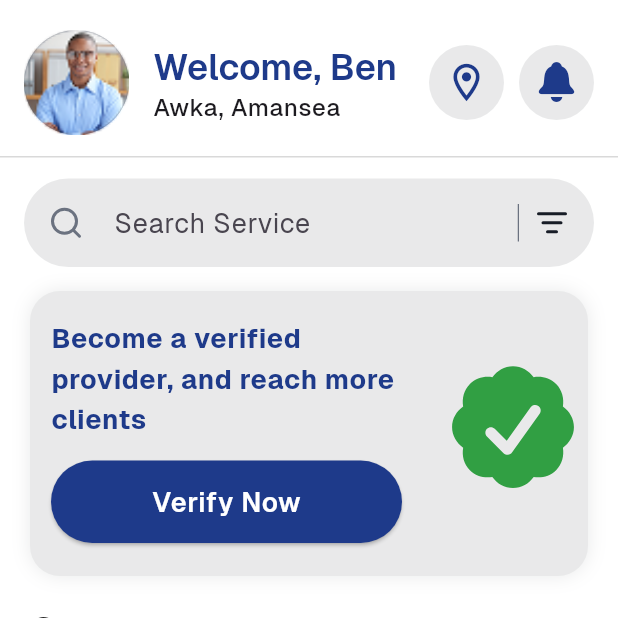
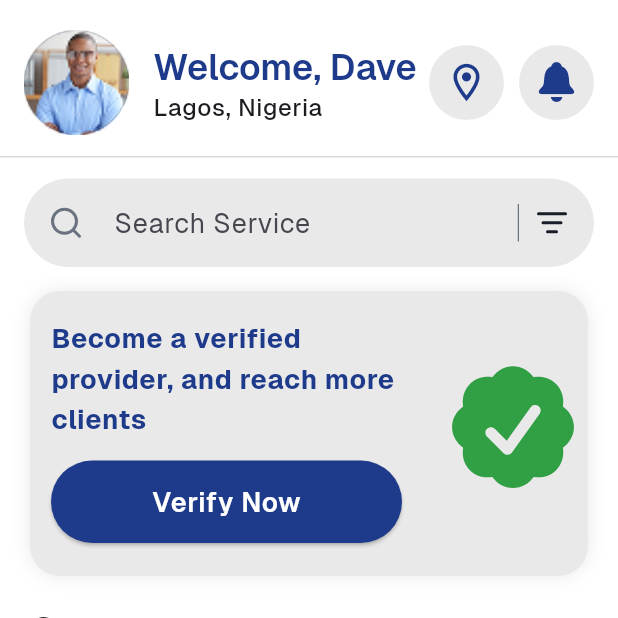
Before and after one commit to umeh-promise/trust_services_app, a Flutter app: the DashboardTabs screen opened directly, on a phone screen of 412 x 824 dp, the top half of it. Run offline on Flutter 3.47's test engine with Material 3 defaults, Android fonts, the phone set to English and light mode, and no system bars; our stand-ins replace equatable, flutter_bloc, flutter_carousel_widget, flutter_svg, fpdart, get_it and 1 more; accounts and stored records are empty.

Commit message:
fest: add profile and chat empty pages and also extracted appbar to a reusable app bar widget

```diff
--- a/lib/features/dashboard/presentation/pages/dashboard.dart
+++ b/lib/features/dashboard/presentation/pages/dashboard.dart
@@ -1,6 +1,5 @@
 import 'package:flutter/cupertino.dart';
 import 'package:flutter/material.dart';
-import 'package:flutter_svg/svg.dart';
 import 'package:trust_services_app/core/theme/colors.dart';
 import 'package:trust_services_app/core/theme/sizes.dart';
 import 'package:trust_services_app/core/widgets/app_sub_heading.dart';
@@ -56,8 +55,8 @@ class DashboardScreen extends StatelessWidget {
                               child: Column(
                                 crossAxisAlignment: CrossAxisAlignment.start,
                                 children: [
-                                  ScaffoldTitle('Welcome, Ben'),
-                                  AppSubHeading('Awka, Amansea'),
+                                  ScaffoldTitle('Welcome, Dave'),
+                                  AppSubHeading('Lagos, Nigeria'),
                                 ],
                               ),
                             ),
--- a/lib/features/dashboard/presentation/widgets/dashboard_tabs.dart
+++ b/lib/features/dashboard/presentation/widgets/dashboard_tabs.dart
@@ -1,6 +1,7 @@
 import 'package:flutter/cupertino.dart';
 import 'package:flutter/material.dart';
 import 'package:trust_services_app/core/theme/colors.dart';
+import 'package:trust_services_app/features/dashboard/presentation/pages/chat.dart';
 import 'package:trust_services_app/features/dashboard/presentation/pages/dashboard.dart';
 import 'package:trust_services_app/features/dashboard/presentation/pages/profile.dart';
 
@@ -14,10 +15,16 @@ class DashboardTabs extends StatefulWidget {
 class _DashboardTabsState extends State<DashboardTabs> {
   int _activePageIdx = 0;
 
-  static const List<Widget> _pages = [
+  void onPreviousPage() {
+    setState(() {
+      _activePageIdx = 0;
+    });
+  }
+
+  List<Widget> get _pages => [
     DashboardScreen(),
-    Center(child: Text('Hi')),
-    ProfileScreen(),
+    ChatScreen(onPrevious: onPreviousPage),
+    ProfileScreen(onPrevious: onPreviousPage),
   ];
 
   void _setActivePageIdx(int idx) {
```
Also changed, not shown: lib/core/widgets/custom_app_bar.dart (added, +25 -0 lines), lib/features/auth/presentation/widgets/connect.dart (+4 -7 lines), lib/features/auth/presentation/widgets/services.dart (+2 -8 lines), lib/features/dashboard/presentation/pages/chat.dart (added, +18 -0 lines), lib/features/dashboard/presentation/pages/profile.dart (+11 -3 lines).
